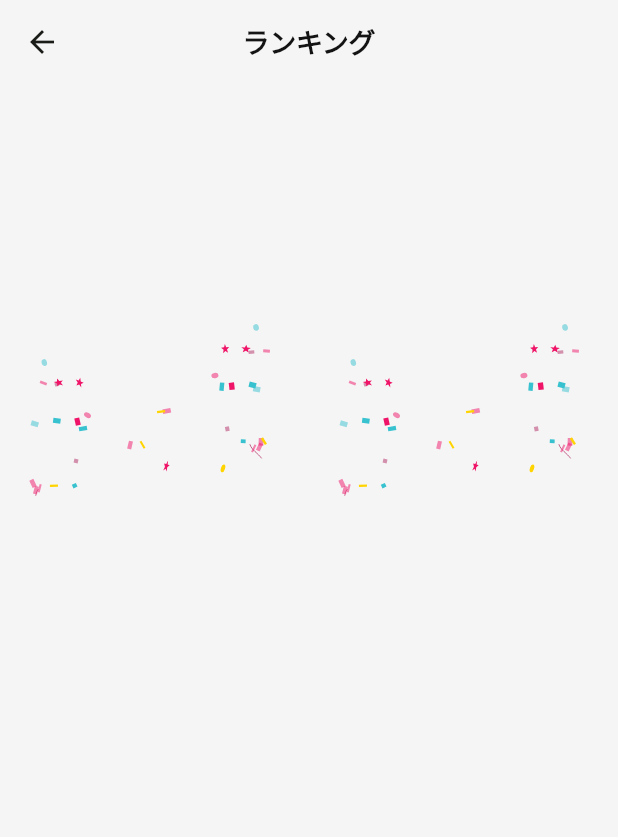
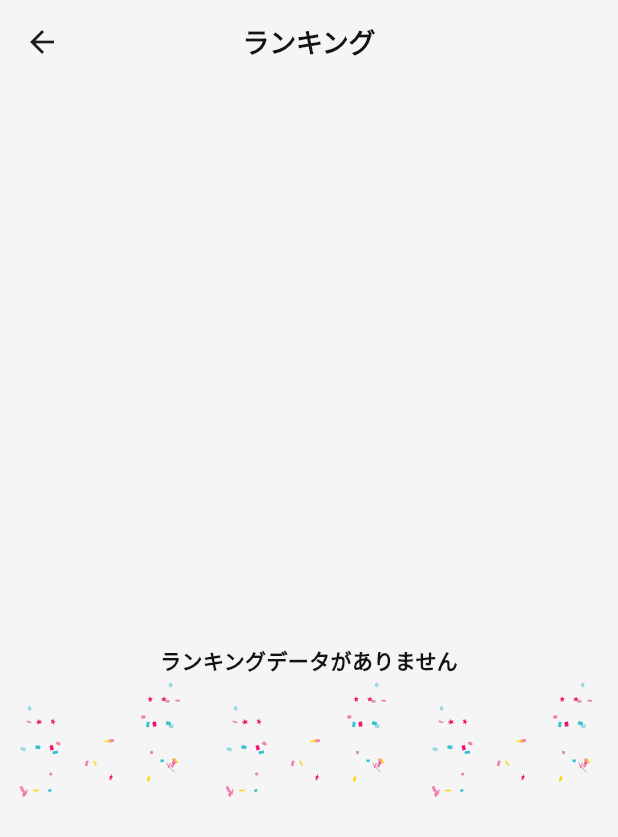
Before and after one commit to Tani1015/flutter_hackason_template, a Flutter app: the screen it shows after launch, after a tap on "ランキング", on a phone screen of 412 x 824 dp. Shown: the top 837 px of the screen. Run offline on Flutter 3.47's test engine with Material 3 defaults, Android fonts, the phone set to English and light mode, and no system bars; our stand-ins replace cloud_firestore, cloud_functions, firebase_auth, firebase_core, firebase_messaging, firebase_storage and 6 more; accounts and stored records are empty.

Commit message:
feat: add flutter fire

```diff
--- a/apps/flutter_tokyo_hackathon2024/lib/main.dart
+++ b/apps/flutter_tokyo_hackathon2024/lib/main.dart
@@ -1,5 +1,6 @@
 import 'package:firebase_core/firebase_core.dart';
 import 'package:flutter/material.dart';
+import 'package:flutter_tokyo_hackathon2024/firebase_options.dart';
 import 'package:flutter_tokyo_hackathon2024/presentation/pages/onboarding/onboarding_page.dart';
 import 'package:helper/presentation/app/navigator_handler.dart';
 import 'package:helper/presentation/app_wrapper.dart';
@@ -8,7 +9,9 @@
 void main() async {
   WidgetsFlutterBinding.ensureInitialized();
 
-  await Firebase.initializeApp();
+  await Firebase.initializeApp(
+    options: DefaultFirebaseOptions.currentPlatform,
+  );
 
   runApp(const MyApp());
 }
@@ -22,6 +25,7 @@
       title: 'Flutter Hackathon 2024',
       debugShowCheckedModeBanner: false,
       navigatorKey: navigatorKey,
+      initialRoute: '/',
       theme: themeLight,
       darkTheme: themeDark,
       builder: (_, child) => AppWrapper(child!),
--- a/apps/flutter_tokyo_hackathon2024/lib/models/game_score/game_score_model.dart
+++ b/apps/flutter_tokyo_hackathon2024/lib/models/game_score/game_score_model.dart
@@ -19,5 +19,5 @@ class GameScoreModel with _$GameScoreModel {
 
   static String get collectionPath => 'users';
 
-  static String get documentPath => '$collectionPath/doc/';
+  static String documentPath(String userName) => '$collectionPath/$userName/';
 }
--- a/apps/flutter_tokyo_hackathon2024/lib/presentation/pages/onboarding/onboarding_page.dart
+++ b/apps/flutter_tokyo_hackathon2024/lib/presentation/pages/onboarding/onboarding_page.dart
@@ -2,7 +2,9 @@ import 'package:flutter/material.dart';
 import 'package:flutter_tokyo_hackathon2024/presentation/pages/content/game_content_page.dart';
 import 'package:flutter_tokyo_hackathon2024/presentation/pages/game_instruction/game_instruction_page.dart';
 import 'package:flutter_tokyo_hackathon2024/presentation/pages/ranking/ranking_page.dart';
+import 'package:helper/extensions/context_extension.dart';
 import 'package:helper/res/constants.dart';
+import 'package:helper/res/widget_themes/input_decoration_theme.dart';
 
 class OnboardingPage extends StatefulWidget {
   const OnboardingPage({super.key});
@@ -73,8 +75,11 @@ class _OnboardingPageState extends State<OnboardingPage> {
                   const SizedBox(height: 40),
                   const Text('ユーザ名を入力してください'),
                   const SizedBox(height: 4),
-                  TextField(
+                  TextFormField(
                     controller: _nameController,
+                    style: textTheme.headlineSmall,
+                    textAlignVertical: TextAlignVertical.center,
+                    onTapOutside: (_) => context.hideKeyboard(),
                   ),
                   const SizedBox(height: 40),
                   FilledButton(
--- a/apps/flutter_tokyo_hackathon2024/lib/presentation/pages/ranking/ranking_page.dart
+++ b/apps/flutter_tokyo_hackathon2024/lib/presentation/pages/ranking/ranking_page.dart
@@ -1,8 +1,9 @@
 import 'package:flutter/material.dart';
 import 'package:flutter_tokyo_hackathon2024/generated/assets.gen.dart';
+import 'package:flutter_tokyo_hackathon2024/presentation/pages/ranking/widgets/ranking_list.dart';
 import 'package:helper/presentation/widgets/lottie.dart';
 
-class RankingPage extends StatelessWidget {
+class RankingPage extends StatefulWidget {
   const RankingPage._();
 
   static const _path = '/ranking';
@@ -15,25 +16,39 @@ class RankingPage extends StatelessWidget {
       );
 
   @override
+  State<RankingPage> createState() => _RankingPageState();
+}
+
+class _RankingPageState extends State<RankingPage> {
+  @override
   Widget build(BuildContext context) {
     final mediaQuery = MediaQuery.of(context);
     final screenWidth = mediaQuery.size.width;
+
+    final celebrateAnimation = ImmediatelyLottie(
+      width: screenWidth / 3,
+      Assets.json.celebrate.path,
+    );
 
     return Scaffold(
       appBar: AppBar(
         title: const Text('ランキング'),
         centerTitle: true,
       ),
-      body: Row(
-        mainAxisAlignment: MainAxisAlignment.spaceBetween,
+      body: Stack(
         children: [
-          ImmediatelyLottie(
-            width: screenWidth * 0.5,
-            Assets.json.celebrate.path,
+          const Center(
+            child: RankingList(),
           ),
-          ImmediatelyLottie(
-            width: screenWidth * 0.5,
-            Assets.json.celebrate.path,
+          Positioned.fill(
+            child: Row(
+              mainAxisAlignment: MainAxisAlignment.spaceBetween,
+              children: [
+                celebrateAnimation,
+                celebrateAnimation,
+                celebrateAnimation,
+              ],
+            ),
           ),
         ],
       ),
--- /dev/null
+++ b/apps/flutter_tokyo_hackathon2024/lib/presentation/pages/ranking/widgets/ranking_list.dart
@@ -0,0 +1,158 @@
+import 'package:firebase_helper/firebase/firebase.dart';
+import 'package:flutter/material.dart';
+import 'package:flutter_tokyo_hackathon2024/models/game_score/game_score_model.dart';
+import 'package:helper/logger/logger.dart';
+
+class RankingList extends StatefulWidget {
+  const RankingList({super.key});
+
+  @override
+  State<StatefulWidget> createState() => _RankingListState();
+}
+
+class _RankingListState extends State<RankingList> {
+  FirebaseFirestoreHelper get _firestoreHelper =>
+      FirebaseFirestoreHelper.instance;
+
+  Future<List<GameScoreModel>> _getRankingList() async {
+    final rankings = List<GameScoreModel>.of([]);
+
+    try {
+      final documents = await _firestoreHelper.collectionGroup(
+        collectionPath: GameScoreModel.collectionPath,
+        queryBuilder: (query) => query.limit(3).orderBy(
+              'score',
+              descending: true,
+            ),
+        decode: GameScoreModel.fromJson,
+      );
+
+      for (final doc in documents) {
+        if (doc.exists && doc.data != null) {
+          rankings.add(doc.data!);
+        }
+      }
+    } on Exception catch (e) {
+      logger.shout(e);
+    }
+
+    logger.info(rankings);
+
+    return rankings;
+  }
+
+  @override
+  void initState() {
+    WidgetsBinding.instance.addPostFrameCallback((_) async {
+      await _getRankingList();
+    });
+    super.initState();
+  }
+
+  @override
+  Widget build(BuildContext context) {
+    final theme = Theme.of(context);
+    final colorScheme = theme.colorScheme;
+    final textTheme = theme.textTheme;
+
+    final textStyle = textTheme.bodyMedium!.copyWith(
+      fontWeight: FontWeight.bold,
+    );
+
+    return FutureBuilder(
+      future: _getRankingList(),
+      builder: (_, snapshot) {
+        if (snapshot.hasError) {
+          const Center(
+            child: Text('取得エラーが発生しました'),
+          );
+        }
+
+        if (snapshot.connectionState == ConnectionState.waiting) {
+          return Center(
+            child: CircularProgressIndicator(
+              color: colorScheme.primary,
+            ),
+          );
+        }
+
+        if (snapshot.hasData) {
+          final rankings = snapshot.data;
+
+          if (rankings == null || rankings.isEmpty) {
+            return Center(
+              child: Text(
+                'ランキングデータがありません',
+                style: textStyle,
+              ),
+            );
+          }
+
+          return ListView.separated(
+            physics: const NeverScrollableScrollPhysics(),
+            padding: EdgeInsets.zero,
+            shrinkWrap: true,
+            itemBuilder: (_, index) {
+              final ranking = rankings[index];
+
+              return _RankingTile(
+                title: ranking.score.toString(),
+                subTitle: ranking.userName,
+              );
+            },
+            separatorBuilder: (_, __) => const SizedBox(
+              height: 24,
+            ),
+            itemCount: rankings.length,
+          );
+        }
+
+        return Center(
+          child: Text(
+            'ランキングがありません',
+            style: textStyle,
+          ),
+        );
+      },
+    );
+  }
+}
+
+class _RankingTile extends StatelessWidget {
+  const _RankingTile({
+    required this.title,
+    required this.subTitle,
+  });
+
+  final String title;
+  final String subTitle;
+
+  @override
+  Widget build(BuildContext context) {
+    final theme = Theme.of(context);
+    final colorScheme = theme.colorScheme;
+    final textTheme = theme.textTheme;
+
+    return Row(
+      mainAxisAlignment: MainAxisAlignment.center,
+      mainAxisSize: MainAxisSize.min,
+      children: [
+        Text(
+          '$title pt',
+          style: textTheme.headlineSmall!.copyWith(
+            fontSize: 40,
+            color: colorScheme.primary.withOpacity(0.8),
+          ),
+        ),
+        const SizedBox(width: 32),
+        Text(
+          subTitle,
+          style: textTheme.headlineSmall!.copyWith(
+            fontSize: 32,
+            color: colorScheme.tertiary,
+          ),
+        ),
+      ],
+    );
+  }
+}
--- a/packages/helper/lib/res/widget_themes/input_decoration_theme.dart
+++ b/packages/helper/lib/res/widget_themes/input_decoration_theme.dart
@@ -3,7 +3,6 @@ import 'package:helper/res/app_colors.dart';
 import 'package:helper/res/typography.dart';
 
 final appInputDecorationTheme = InputDecorationTheme(
-  isDense: true,
   labelStyle: baseTextTheme.bodyMedium,
   helperStyle: baseTextTheme.bodyMedium!.copyWith(
     color: AppColors.outline,
```
Also changed, not shown: apps/flutter_tokyo_hackathon2024/lib/presentation/pages/content/game_content_page.dart (+12 -2 lines), apps/flutter_tokyo_hackathon2024/firebase.json, apps/flutter_tokyo_hackathon2024/lib/firebase_options.dart (added), 14 other files.
